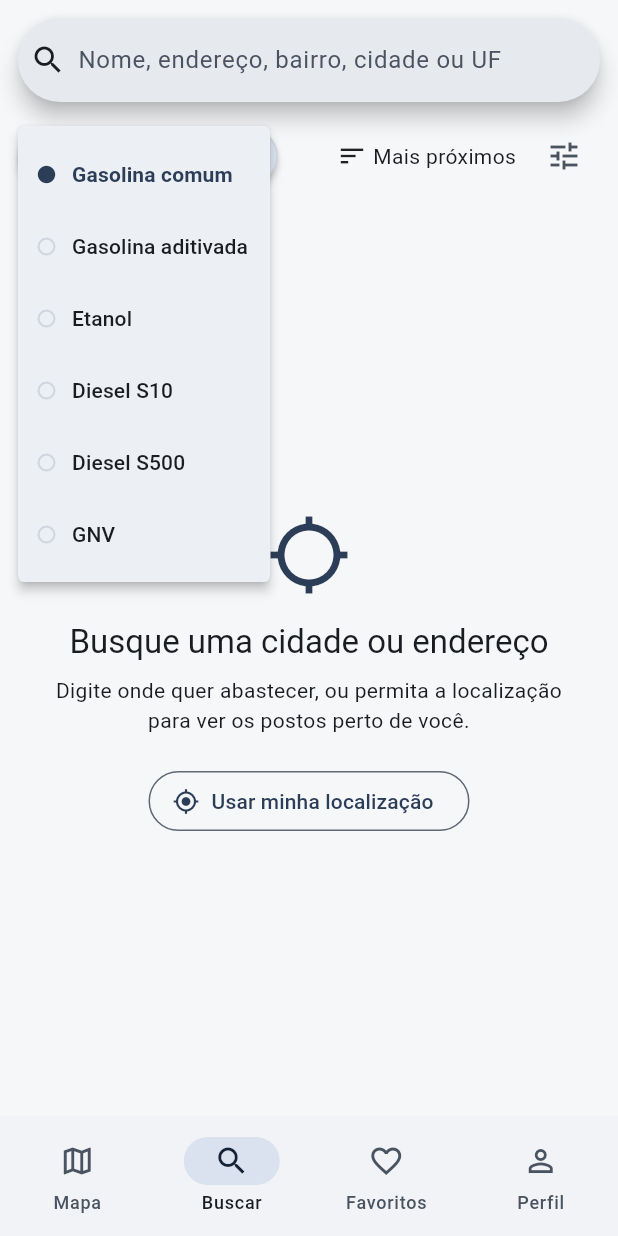
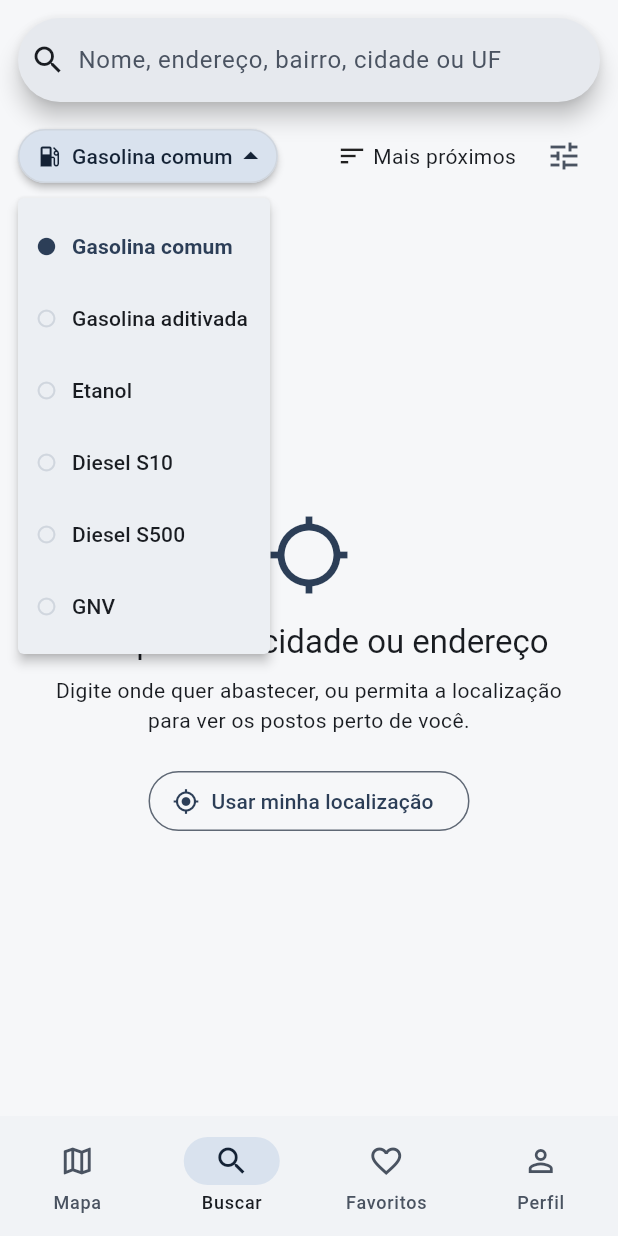
Before and after one commit to jaquelinebsales/Bd-proj, a Flutter app: the TelaBusca screen opened by its route, after a tap on "Gasolina comum", on a phone screen of 412 x 824 dp. Run offline on Flutter 3.47's test engine with Material 3 defaults, Android fonts, the phone set to English and light mode, and no system bars; our stand-ins replace fl_chart, flutter_local_notifications, geolocator, go_router, image_picker, shared_preferences and 1 more; missing offline and left inert: google_mlkit_text_recognition, maplibre, pointer_interceptor; accounts and stored records are empty.

Commit message:
Multi-select: menu aberto, ícone dinâmico e posicionamento

```diff
--- a/app/lib/widgets/seletor_produto.dart
+++ b/app/lib/widgets/seletor_produto.dart
@@ -3,10 +3,27 @@ import 'package:flutter/material.dart';
 import '../modelos/modelos.dart';
 import '../servicos/preferencias.dart';
 
-/// Dropdown compacto para escolher um ou mais combustíveis. Toque num item para selecionar/desmarcar.
-/// Pelo menos um combustível fica sempre selecionado.
-class SeletorProduto extends StatelessWidget {
+/// Dropdown compacto para escolher um ou mais combustíveis. Menu fica aberto até clicar novamente.
+/// Toque num item para selecionar/desmarcar. Pelo menos um combustível fica sempre selecionado.
+class SeletorProduto extends StatefulWidget {
   const SeletorProduto({super.key});
+
+  @override
+  State<SeletorProduto> createState() => _SeletorProdutoState();
+}
+
+class _SeletorProdutoState extends State<SeletorProduto> {
+  bool _menuAberto = false;
+
+  void _alternarItem(int id) {
+    final set = Set<int>.from(Preferencias.produto.value);
+    if (set.contains(id)) {
+      if (set.length > 1) set.remove(id);
+    } else {
+      set.add(id);
+    }
+    Preferencias.produto.value = set;
+  }
 
   @override
   Widget build(BuildContext context) {
@@ -18,38 +35,15 @@ class SeletorProduto extends StatelessWidget {
         final rotulo = multi
             ? '${selecionados.length} combustíveis'
             : Produto.porId(selecionados.isEmpty ? 1 : selecionados.first).nome;
-        return PopupMenuButton<int>(
-          tooltip: 'Combustível',
-          onSelected: (v) {
-            final set = Set<int>.from(Preferencias.produto.value);
-            if (set.contains(v)) {
-              if (set.length > 1) set.remove(v);
+
+        return GestureDetector(
+          onTap: () {
+            if (_menuAberto) {
+              setState(() => _menuAberto = false);
             } else {
-              set.add(v);
+              _abrirMenu(context, selecionados, cs);
             }
-            Preferencias.produto.value = set;
           },
-          itemBuilder: (_) => [
-            for (final p in Produto.todos)
-              PopupMenuItem(
-                value: p.id,
-                child: Row(children: [
-                  Icon(
-                    selecionados.contains(p.id) ? Icons.circle : Icons.circle_outlined,
-                    size: 14,
-                    color: selecionados.contains(p.id) ? cs.primary : cs.outlineVariant,
-                  ),
-                  const SizedBox(width: 10),
-                  Text(
-                    p.nome,
-                    style: TextStyle(
-                      color: selecionados.contains(p.id) ? cs.primary : cs.onSurface,
-                      fontWeight: selecionados.contains(p.id) ? FontWeight.w600 : null,
-                    ),
-                  ),
-                ]),
-              ),
-          ],
           child: ConstrainedBox(
             constraints: const BoxConstraints(minHeight: 40),
             child: Center(
@@ -73,8 +67,10 @@ class SeletorProduto extends StatelessWidget {
                         overflow: TextOverflow.ellipsis,
                       ),
                     ),
-                    Icon(Icons.arrow_drop_down,
-                        color: multi ? cs.onPrimaryContainer : cs.onSecondaryContainer),
+                    Icon(
+                      _menuAberto ? Icons.arrow_drop_up : Icons.arrow_drop_down,
+                      color: multi ? cs.onPrimaryContainer : cs.onSecondaryContainer,
+                    ),
                   ]),
                 ),
               ),
@@ -84,4 +80,43 @@ class SeletorProduto extends StatelessWidget {
       },
     );
   }
+
+  Future<void> _abrirMenu(BuildContext context, Set<int> selecionados, ColorScheme cs) async {
+    setState(() => _menuAberto = true);
+    final RenderBox renderBox = context.findRenderObject() as RenderBox;
+    final Offset offset = renderBox.localToGlobal(Offset.zero);
+    final tamanho = renderBox.size;
+
+    await showMenu(
+      context: context,
+      position: RelativeRect.fromLTRB(
+        offset.dx,
+        offset.dy + tamanho.height + 8,
+        offset.dx + tamanho.width,
+        0,
+      ),
+      items: [
+        for (final p in Produto.todos)
+          PopupMenuItem(
+            onTap: () => _alternarItem(p.id),
+            child: Row(children: [
+              Icon(
+                selecionados.contains(p.id) ? Icons.circle : Icons.circle_outlined,
+                size: 14,
+                color: selecionados.contains(p.id) ? cs.primary : cs.outlineVariant,
+              ),
+              const SizedBox(width: 10),
+              Text(
+                p.nome,
+                style: TextStyle(
+                  color: selecionados.contains(p.id) ? cs.primary : cs.onSurface,
+                  fontWeight: selecionados.contains(p.id) ? FontWeight.w600 : null,
+                ),
+              ),
+            ]),
+          ),
+      ],
+    );
+    if (mounted) setState(() => _menuAberto = false);
+  }
 }
```
